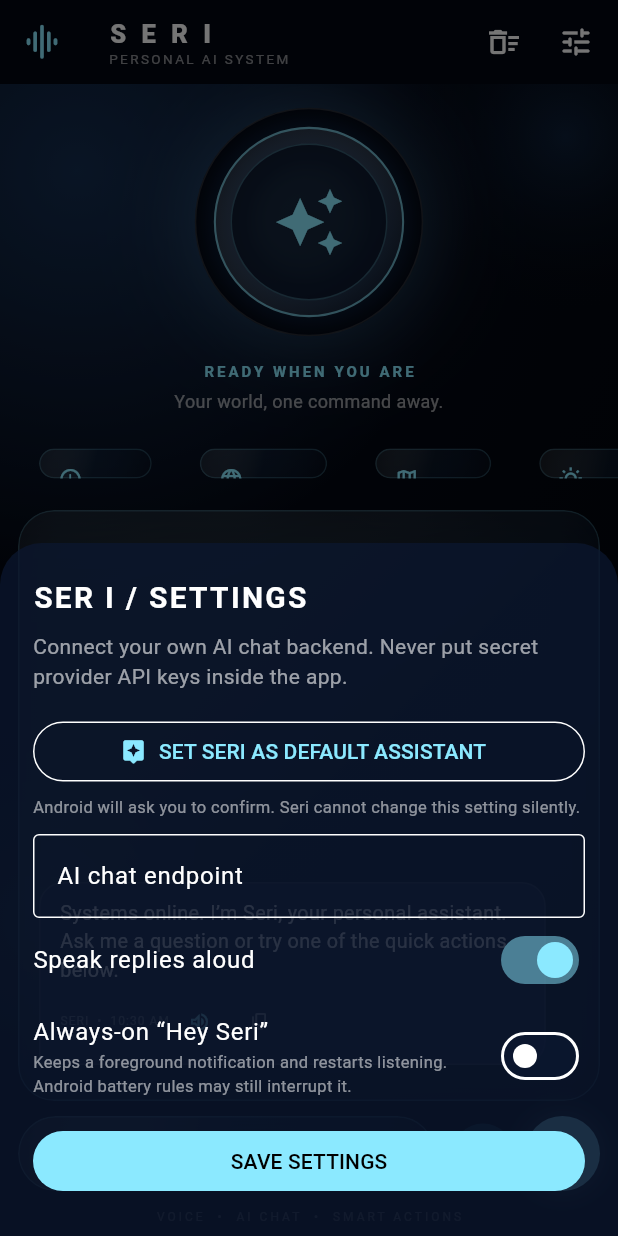
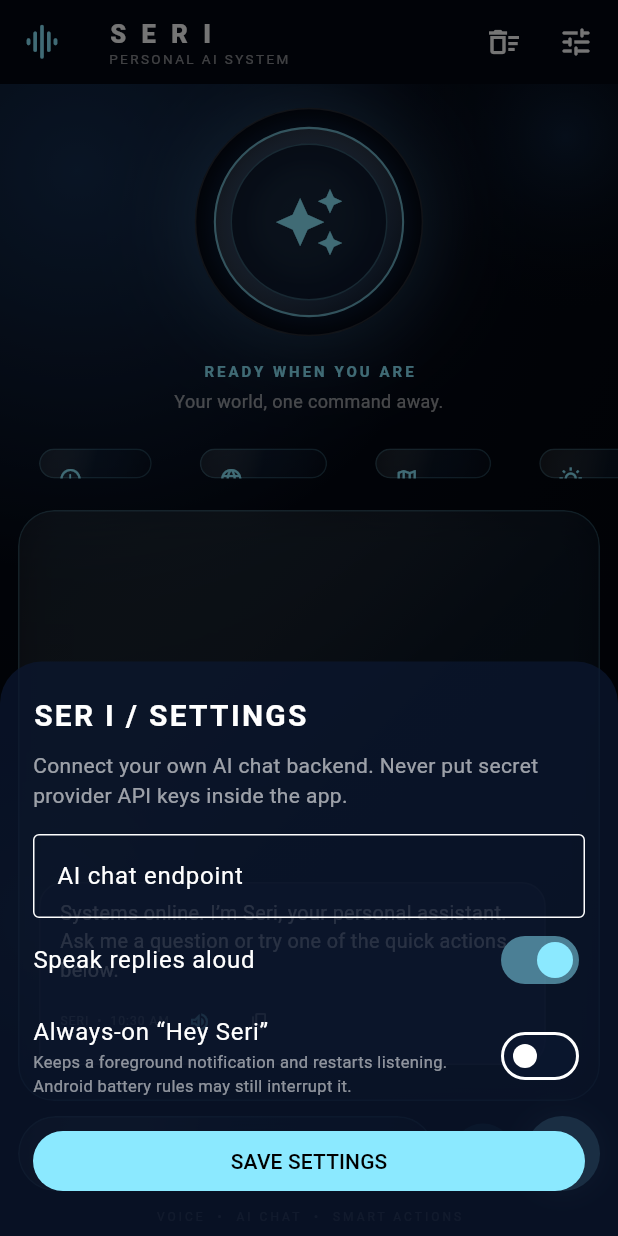
Before and after one commit to emzaro731-byte/seri, a Flutter app: the screen it shows after launch, after a tap on the "tune" icon, on a phone screen of 412 x 824 dp. Run offline on Flutter 3.47's test engine with Material 3 defaults, Android fonts, the phone set to English and light mode, and no system bars; our stand-ins replace flutter_tts, shared_preferences, speech_to_text.

```diff
--- a/lib/main.dart
+++ b/lib/main.dart
@@ -91,22 +91,6 @@ class _AssistantHomeState extends State<AssistantHome> with TickerProviderStateM
       if (mounted) _add(false, 'Always-on service could not start: ${e.message ?? 'Android refused the request'}. Keep Seri open and check microphone permission.');
     } on MissingPluginException {
       if (mounted) _add(false, 'This APK does not include the always-on Android service yet. Build the latest version from GitHub Actions.');
-    }
-  }
-
-  Future<void> _requestDefaultAssistant() async {
-    try {
-      await _alwaysOnChannel.invokeMethod<void>('setDefaultAssistant');
-      if (mounted) {
-        ScaffoldMessenger.of(context).showSnackBar(const SnackBar(
-          content: Text('Choose Seri in Android’s assistant app screen and confirm the system prompt.'),
-          duration: Duration(seconds: 4),
-        ));
-      }
-    } on PlatformException catch (e) {
-      if (mounted) ScaffoldMessenger.of(context).showSnackBar(SnackBar(content: Text('Could not open assistant settings: ${e.message ?? 'Unknown error'}')));
-    } on MissingPluginException {
-      if (mounted) ScaffoldMessenger.of(context).showSnackBar(const SnackBar(content: Text('Install the latest Android build to enable default assistant setup.')));
     }
   }
 
@@ -342,18 +326,6 @@ class _AssistantHomeState extends State<AssistantHome> with TickerProviderStateM
         const SizedBox(height: 8),
         const Text('Connect your own AI chat backend. Never put secret provider API keys inside the app.', style: TextStyle(color: Colors.white60, height: 1.4)),
         const SizedBox(height: 16),
-        SizedBox(
-          width: double.infinity,
-          child: OutlinedButton.icon(
-            onPressed: _requestDefaultAssistant,
-            icon: const Icon(Icons.assistant_rounded),
-            label: const Text('SET SERI AS DEFAULT ASSISTANT'),
-          ),
-        ),
-        const Padding(
-          padding: EdgeInsets.only(top: 5, bottom: 10),
-          child: Text('Android will ask you to confirm. Seri cannot change this setting silently.', style: TextStyle(color: Colors.white54, fontSize: 11)),
-        ),
         TextField(controller: controller, keyboardType: TextInputType.url, decoration: const InputDecoration(labelText: 'AI chat endpoint', hintText: 'https://your-server.example.com/chat', border: OutlineInputBorder())),
         SwitchListTile(contentPadding: EdgeInsets.zero, title: const Text('Speak replies aloud'), value: voice, activeThumbColor: cyan, onChanged: (v) => modalSet(() => voice = v)),
         SwitchListTile(contentPadding: EdgeInsets.zero, title: const Text('Always-on “Hey Seri”'), subtitle: const Text('Keeps a foreground notification and restarts listening. Android battery rules may still interrupt it.', style: TextStyle(color: Colors.white54, fontSize: 11)), value: wakeWord, activeThumbColor: cyan, onChanged: (v) => modalSet(() => wakeWord = v)),
```
Also changed, not shown: 2 other files.
